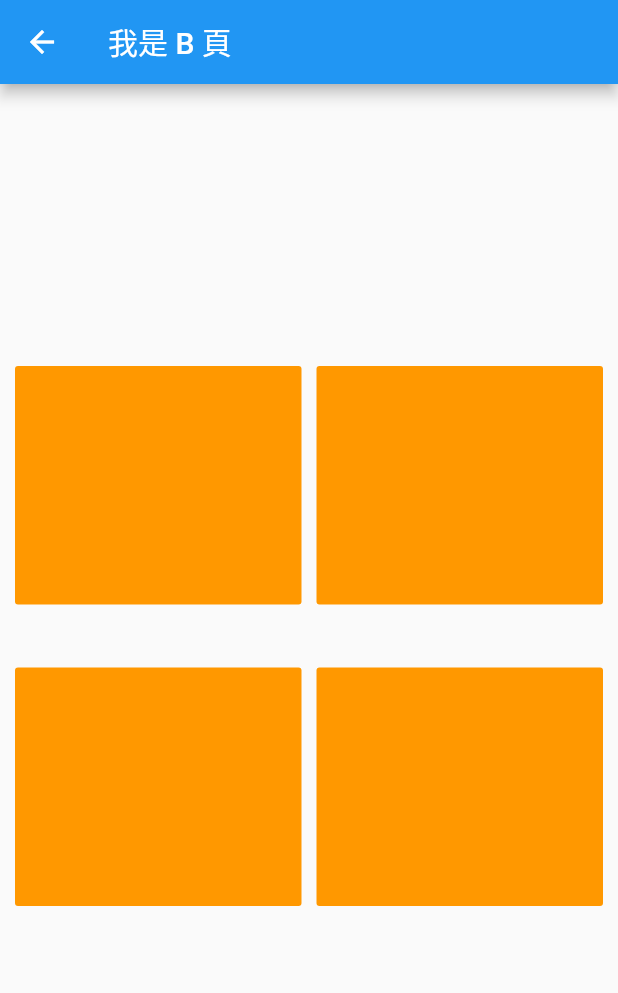
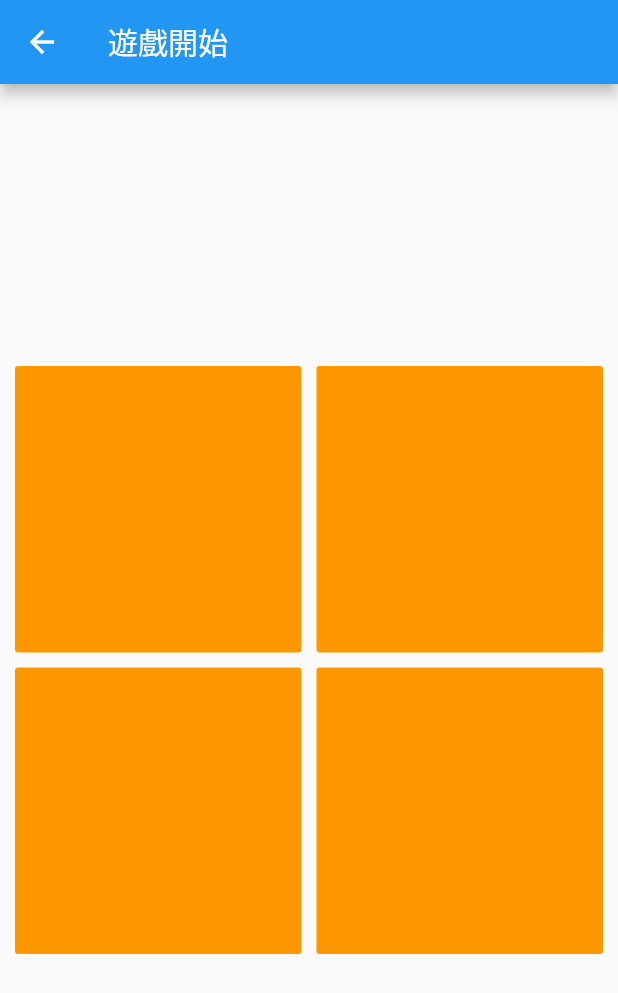
Before and after one commit to wu-yi-ting/ColorGame, a Flutter app: the GamePage screen opened by its route, on a phone screen of 412 x 824 dp. Shown: the top 993 px of the screen. Run offline on Flutter 3.47's test engine with Material 2 defaults, Android fonts, the phone set to English and light mode, and no system bars.

Commit message:
優化code

```diff
--- a/lib/game.dart
+++ b/lib/game.dart
@@ -5,7 +5,7 @@ class GamePage extends StatelessWidget {
   Widget build(BuildContext context) {
     return Scaffold(
       appBar: AppBar(
-        title: Text('我是 B 頁'),
+        title: Text('遊戲開始'),
       ),
       body: _GamePage(),
     );
@@ -16,8 +16,6 @@ class _GamePage extends StatelessWidget {
   @override
   Widget build(BuildContext context) {
     return Center(
-
-
       child: _createGridView(),
 
 //      child: RaisedButton(
@@ -30,12 +28,13 @@ class _GamePage extends StatelessWidget {
   }
 }
 
-
 Widget _createGridView() {
   return GridView.builder(
-    itemCount: 4,  //TODO:動態調整
+    itemCount: 4,
+    //TODO:動態調整
     shrinkWrap: true,
-    padding: EdgeInsets.all(10), // padding
+    padding: EdgeInsets.all(10),
+    // padding
     gridDelegate: SliverGridDelegateWithFixedCrossAxisCount(
       crossAxisCount: 2, // 每一行的个数
       mainAxisSpacing: 10, // 间距
@@ -46,8 +45,7 @@ Widget _createGridView() {
         alignment: Alignment.center,
         child: AspectRatio(
             aspectRatio: 1, // 宽高比
-          child: _ColorRect()
-        ),
+            child: _ColorRect()),
       );
     },
   );
@@ -56,19 +54,15 @@ Widget _createGridView() {
 class _ColorRect extends StatelessWidget {
   @override
   Widget build(BuildContext context) {
-    return Column(
-      crossAxisAlignment: CrossAxisAlignment.center,
-      children: <Widget>[
-        FlatButton(
+    return FlatButton(
       color: Colors.orange, //顏色要random
       child: AspectRatio(
-            aspectRatio: 1/1,
+        aspectRatio: 1 / 1,
       ),
       onPressed: () {
-            //TODO: 按對 加1分 按錯沒反應
+        //TODO: 按對 加1分 並重新刷新畫面
+        //按錯沒反應
       },
-        )
-      ],
     );
   }
 }
```
Lines whose indentation alone changed are shown as unchanged.
